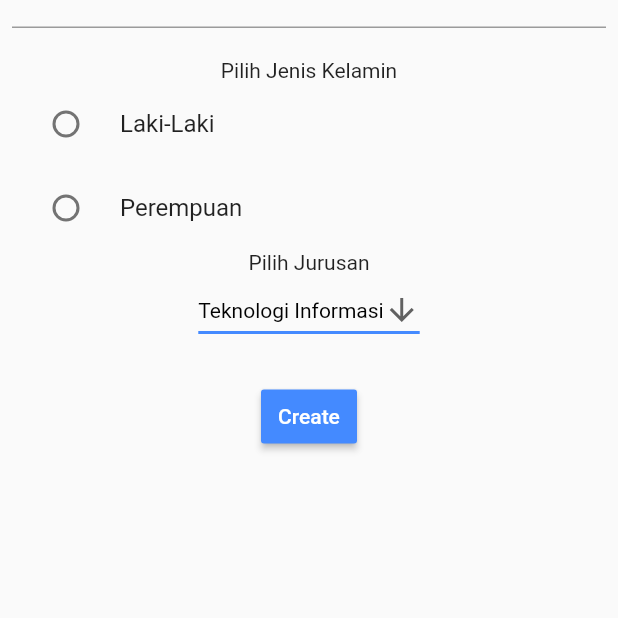
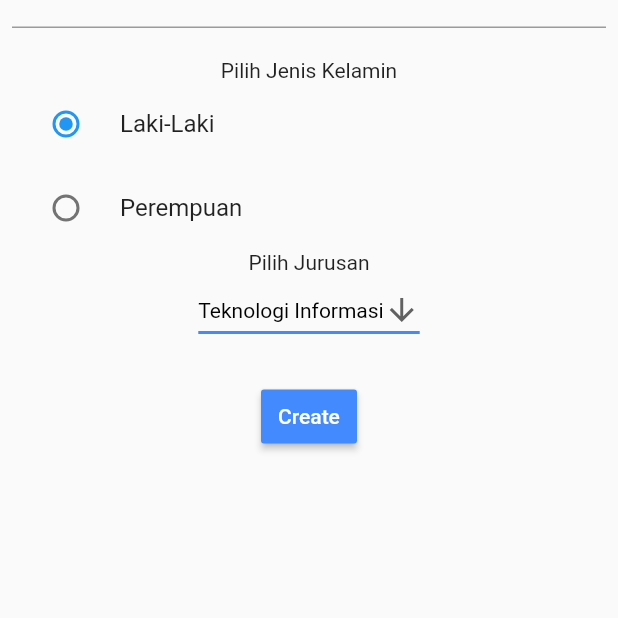
Before and after one commit to azaliasafira/Kuis-1-Pemrograman-Flutter-, a Flutter app: the screen it shows after launch, after a tap on "Laki-Laki", on a phone screen of 412 x 824 dp, the part 362-980 px from its top. Run offline on Flutter 3.47's test engine with Material 2 defaults, Android fonts, the phone set to English and light mode, and no system bars.

Commit message:
action radio button,dropdown

```diff
--- a/lib/main.dart
+++ b/lib/main.dart
@@ -1,13 +1,27 @@
 import 'package:flutter/material.dart';
 
 void main() {
-  runApp(MyApp());
+  runApp(MaterialApp(
+    home: new Home(),
+  ));
 }
 
-class MyApp extends StatelessWidget {
+class Home extends StatefulWidget {
+  @override
+  _MyHomePageState createState() => new _MyHomePageState();
+}
+
+class _MyHomePageState extends State<Home> {
   // This widget is the root of your application.
   String jk = "";
   String dropdownValue = 'Teknologi Informasi';
+
+  void pilihJk(String value) {
+    setState(() {
+      jk = value;
+    });
+  }
+
   @override
   Widget build(BuildContext context) {
     return MaterialApp(
@@ -128,9 +142,4 @@ class MyApp extends StatelessWidget {
       ),
     );
   }
-
-  void pilihJk(String value) {
-    setState(() {
-      jk = value;
-    });
-  }
+}
```
